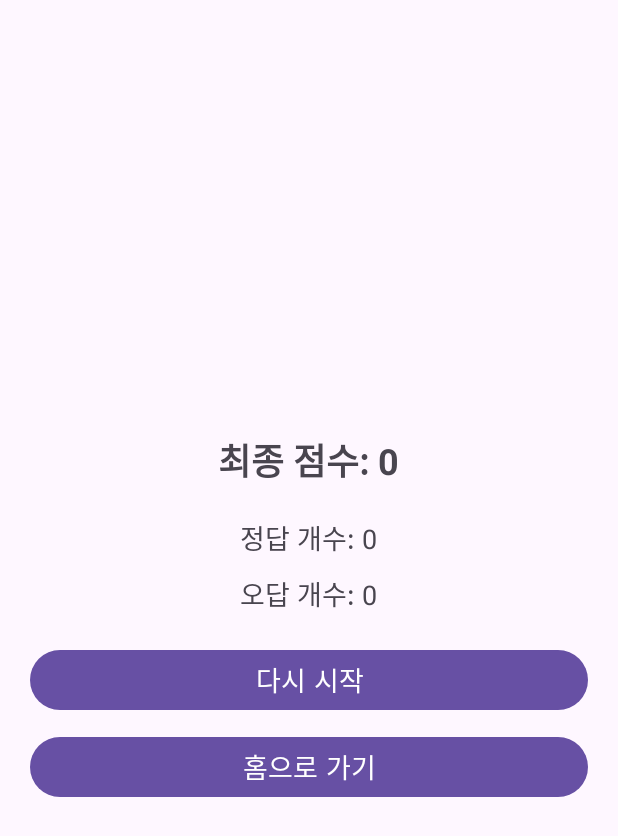
After one commit to rolen528/MyWordApp, an Android app: the ResultActivity screen opened directly, with no data from a screen before it, on a phone screen of 412 x 824 dp. The commit adds this screen. Shown: the top 836 px of the screen. Run offline under Robolectric (Android 15) with nearby library versions, the phone set to English and light mode, and no system bars.

Commit message:
[rolen] make result

```diff
--- a/app/src/main/AndroidManifest.xml
+++ b/app/src/main/AndroidManifest.xml
@@ -23,6 +23,7 @@
         </activity>
 
         <activity android:name=".QuizActivity"></activity>
+        <activity android:name=".ResultActivity" />
 
     </application>
 
--- a/app/src/main/java/com/rolen/myword/MainActivity.java
+++ b/app/src/main/java/com/rolen/myword/MainActivity.java
@@ -8,9 +8,6 @@ import android.widget.Spinner;
 
 import androidx.activity.EdgeToEdge;
 import androidx.appcompat.app.AppCompatActivity;
-import androidx.core.graphics.Insets;
-import androidx.core.view.ViewCompat;
-import androidx.core.view.WindowInsetsCompat;
 
 public class MainActivity extends AppCompatActivity {
     private Spinner categorySpinner, countSpinner;
--- a/app/src/main/java/com/rolen/myword/QuizActivity.java
+++ b/app/src/main/java/com/rolen/myword/QuizActivity.java
@@ -1,5 +1,6 @@
 package com.rolen.myword;
 
+import android.content.Intent;
 import android.os.Bundle;
 import android.os.CountDownTimer;
 import android.view.animation.Animation;
@@ -29,6 +30,8 @@ public class QuizActivity extends AppCompatActivity {
     private String[] meanings = {"사과", "바나나", "고양이", "개", "코끼리"};
     private int currentIndex = 0;
     private boolean isEnglishQuestion = true;
+    private int correctCount = 0;
+    private int wrongCount = 0;
 
     @Override
     protected void onCreate(Bundle savedInstanceState) {
@@ -103,9 +106,12 @@ public class QuizActivity extends AppCompatActivity {
             tvResult.setText("정답! 🎉");
             tvResult.setTextColor(ContextCompat.getColor(this, android.R.color.holo_blue_dark));
             score += 10;
+            correctCount++;
         } else {
             tvResult.setText("오답!\n정답: " + correctAnswer);
             tvResult.setTextColor(ContextCompat.getColor(this, android.R.color.holo_red_light));
+//            score -= 5;
+            wrongCount++;
         }
 
         updateScore();
@@ -126,7 +132,17 @@ public class QuizActivity extends AppCompatActivity {
                 @Override
                 public void onAnimationEnd(Animation animation) {
                     currentIndex++;
-                    loadNextQuestion();
+                    if (currentIndex >= words.length) {
+                        // 퀴즈 종료 -> 결과 화면으로 이동
+                        Intent intent = new Intent(QuizActivity.this, ResultActivity.class);
+                        intent.putExtra("score", score);
+                        intent.putExtra("correctCount", correctCount);
+                        intent.putExtra("wrongCount", wrongCount);
+                        startActivity(intent);
+                        finish();
+                    } else {
+                        loadNextQuestion();
+                    }
                 }
 
                 @Override
--- /dev/null
+++ b/app/src/main/java/com/rolen/myword/ResultActivity.java
@@ -0,0 +1,45 @@
+package com.rolen.myword;
+
+import android.content.Intent;
+import android.os.Bundle;
+import android.widget.Button;
+import android.widget.TextView;
+import androidx.appcompat.app.AppCompatActivity;
+
+public class ResultActivity extends AppCompatActivity {
+    @Override
+    protected void onCreate(Bundle savedInstanceState) {
+        super.onCreate(savedInstanceState);
+        setContentView(R.layout.activity_result);
+
+        // 이전 화면에서 점수 및 정답 개수 받아오기
+        int score = getIntent().getIntExtra("score", 0);
+        int correctCount = getIntent().getIntExtra("correctCount", 0);
+        int wrongCount = getIntent().getIntExtra("wrongCount", 0);
+
+        // UI 요소 설정
+        TextView tvFinalScore = findViewById(R.id.tvFinalScore);
+        TextView tvCorrectCount = findViewById(R.id.tvCorrectCount);
+        TextView tvWrongCount = findViewById(R.id.tvWrongCount);
+        Button btnRestart = findViewById(R.id.btnRestart);
+        Button btnHome = findViewById(R.id.btnHome);
+
+        tvFinalScore.setText("최종 점수: " + score);
+        tvCorrectCount.setText("정답 개수: " + correctCount);
+        tvWrongCount.setText("오답 개수: " + wrongCount);
+
+        // 다시 시작 버튼
+        btnRestart.setOnClickListener(v -> {
+            Intent intent = new Intent(ResultActivity.this, QuizActivity.class);
+            startActivity(intent);
+            finish();
+        });
+
+        // 홈으로 가기 버튼
+        btnHome.setOnClickListener(v -> {
+            Intent intent = new Intent(ResultActivity.this, MainActivity.class);
+            startActivity(intent);
+            finish();
+        });
+    }
+}
--- a/app/src/main/res/layout/activity_quiz.xml
+++ b/app/src/main/res/layout/activity_quiz.xml
@@ -38,9 +38,10 @@
         android:id="@+id/etAnswer"
         android:layout_width="match_parent"
         android:layout_height="wrap_content"
+        android:gravity="center"
         android:hint="정답 입력"
-        android:textSize="20sp"
-        android:gravity="center" />
+        android:singleLine="true"
+        android:textSize="20sp" />
 
     <Button
         android:id="@+id/btnSubmit"
--- /dev/null
+++ b/app/src/main/res/layout/activity_result.xml
@@ -0,0 +1,47 @@
+<LinearLayout xmlns:android="http://schemas.android.com/apk/res/android"
+    android:layout_width="match_parent"
+    android:layout_height="match_parent"
+    android:orientation="vertical"
+    android:gravity="center"
+    android:padding="20dp">
+
+    <TextView
+        android:id="@+id/tvFinalScore"
+        android:layout_width="wrap_content"
+        android:layout_height="wrap_content"
+        android:text="최종 점수: 0"
+        android:textSize="24sp"
+        android:textStyle="bold"
+        android:layout_marginBottom="20dp"/>
+
+    <TextView
+        android:id="@+id/tvCorrectCount"
+        android:layout_width="wrap_content"
+        android:layout_height="wrap_content"
+        android:text="정답 개수: 0"
+        android:textSize="18sp"
+        android:layout_marginBottom="10dp"/>
+
+    <TextView
+        android:id="@+id/tvWrongCount"
+        android:layout_width="wrap_content"
+        android:layout_height="wrap_content"
+        android:text="오답 개수: 0"
+        android:textSize="18sp"
+        android:layout_marginBottom="20dp"/>
+
+    <Button
+        android:id="@+id/btnRestart"
+        android:layout_width="match_parent"
+        android:layout_height="wrap_content"
+        android:text="다시 시작"
+        android:textSize="18sp"
+        android:layout_marginBottom="10dp"/>
+
+    <Button
+        android:id="@+id/btnHome"
+        android:layout_width="match_parent"
+        android:layout_height="wrap_content"
+        android:text="홈으로 가기"
+        android:textSize="18sp"/>
+</LinearLayout>
```
